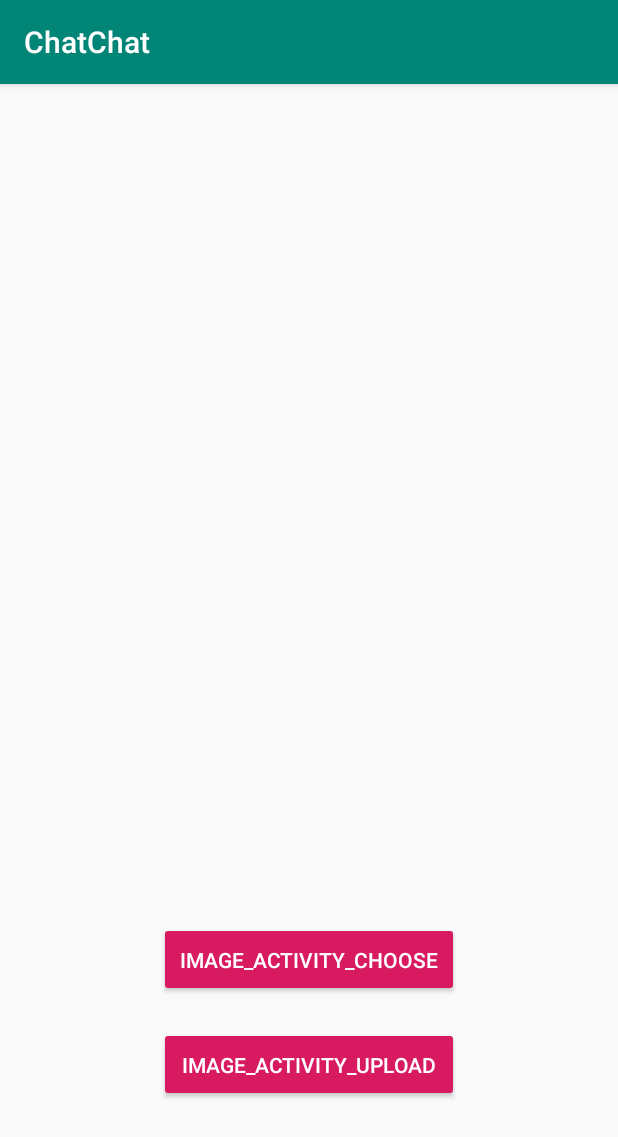
After one commit to gongzhenmu/ChatChat, an Android app: the ImageUpload screen opened directly, with no data from a screen before it, on a phone screen of 412 x 824 dp. The commit adds this screen. Shown: the top 1137 px of the screen. Run offline under Robolectric (Android 15) with nearby library versions, the phone set to English and light mode, and no system bars; our stand-ins replace Firebase (no records; nobody signed in at launch, a user with empty details on screens opened directly), Picasso.

Commit message:
Image upload functionality added

```diff
--- a/ChatChat/app/build.gradle
+++ b/ChatChat/app/build.gradle
@@ -24,6 +24,8 @@ dependencies {
     implementation 'com.google.firebase:firebase-database:19.1.0'
     implementation 'com.google.firebase:firebase-auth:19.0.0'
     implementation 'com.google.firebase:firebase-firestore:21.1.1'
+    implementation 'com.google.firebase:firebase-storage:19.0.1'
+    implementation 'androidx.constraintlayout:constraintlayout:1.1.3'
     testImplementation 'junit:junit:4.12'
     androidTestImplementation 'androidx.test:runner:1.1.1'
     androidTestImplementation 'androidx.test.espresso:espresso-core:3.1.1'
--- /dev/null
+++ b/ChatChat/app/src/main/java/com/example/chatchat/ImageUpload.java
@@ -0,0 +1,160 @@
+package com.example.chatchat;
+
+import androidx.annotation.NonNull;
+import androidx.annotation.Nullable;
+import androidx.appcompat.app.AppCompatActivity;
+
+
+import android.content.Intent;
+import android.net.Uri;
+import android.os.Bundle;
+import android.provider.MediaStore;
+import android.view.View;
+import android.widget.Button;
+import android.widget.ImageView;
+import android.widget.ProgressBar;
+import android.widget.Toast;
+
+import com.google.android.gms.tasks.OnFailureListener;
+import com.google.android.gms.tasks.OnSuccessListener;
+
+import com.google.android.gms.tasks.Task;
+import com.google.firebase.auth.FirebaseAuth;
+import com.google.firebase.firestore.FirebaseFirestore;
+import com.google.firebase.storage.FirebaseStorage;
+import com.google.firebase.storage.StorageReference;
+import com.google.firebase.storage.UploadTask;
+import com.squareup.picasso.Picasso;
+
+import java.util.HashMap;
+import java.util.Map;
+
+
+public class ImageUpload extends AppCompatActivity {
+    private Button btnChoose,btnUpload;
+    private ImageView imgProfile;
+    private Uri filePath;
+    private FirebaseAuth mAuth;
+    private FirebaseFirestore db;
+    private FirebaseStorage storage;
+    private StorageReference myRef;
+
+    private ProgressBar myBar;
+
+    private final int CHOOSE_IMAGE = 1;
+
+
+
+
+    @Override
+    protected void onCreate(Bundle savedInstanceState) {
+        super.onCreate(savedInstanceState);
+        setContentView(R.layout.activity_image_upload);
+
+        mAuth =FirebaseAuth.getInstance();
+        db = FirebaseFirestore.getInstance();
+        storage = FirebaseStorage.getInstance();
+        myRef = storage.getReference();
+        btnChoose = (Button)findViewById(R.id.ImageUpload_Choose);
+        btnUpload = (Button)findViewById(R.id.ImageUpload_Upload);
+        imgProfile = (ImageView) findViewById(R.id.ImageUpload_Image);
+        myBar = findViewById(R.id.ImageUpload_Progressbar);
+        myBar.setVisibility(View.INVISIBLE);
+
+
+
+        btnChoose.setOnClickListener(new View.OnClickListener() {
+            @Override
+            public void onClick(View v) {
+                chooseImage();
+            }
+        });
+        btnUpload.setOnClickListener(new View.OnClickListener() {
+            @Override
+            public void onClick(View v) {
+                uploadImage();
+            }
+        });
+
+
+    }
+
+
+
+
+
+
+    private void chooseImage(){
+        //choose images from gallery
+        Intent intent = new Intent(Intent.ACTION_PICK, MediaStore.Images.Media.INTERNAL_CONTENT_URI);
+        startActivityForResult(intent,CHOOSE_IMAGE);
+    }
+
+
+    @Override
+    protected void onActivityResult(int requestCode, int resultCode, @Nullable Intent data) {
+        super.onActivityResult(requestCode, resultCode, data);
+        if(requestCode == CHOOSE_IMAGE && resultCode == RESULT_OK){
+            if(data.getData()!=null){
+                filePath=data.getData();
+                try{
+                    Picasso.get().load(filePath).fit().centerCrop().into(imgProfile);
+                }catch(Exception e){
+                    e.printStackTrace();
+                }
+            }
+
+        }
+    }
+
+    private void uploadImage(){
+        if(filePath!=null){
+            myBar.setVisibility(View.VISIBLE);
+            final StorageReference ref = myRef.child(mAuth.getUid()+"/profilePic");
+            final UploadTask uploadTask = ref.putFile(filePath);
+            uploadTask.addOnSuccessListener(new OnSuccessListener<UploadTask.TaskSnapshot>() {
+                @Override
+                public void onSuccess(UploadTask.TaskSnapshot taskSnapshot) {
+                    myBar.setVisibility(View.VISIBLE);
+                    Task<Uri> downloadUriTask = ref.getDownloadUrl();
+                    while (!downloadUriTask.isSuccessful());
+                    Uri downloadUri = downloadUriTask.getResult();
+                    System.out.println(downloadUriTask.toString());
+                    if (downloadUri.toString() !=null) {
+                        String imgurl = downloadUri.toString().substring(downloadUri.toString().lastIndexOf('/') + 1);
+                        Map<String, Object> map = new HashMap<>();
+                        map.put("imgurl", imgurl);
+                        db.collection("Users").document(mAuth.getUid()).collection("images").document(imgurl).set(map);
+
+                    }
+                    myBar.setVisibility(View.INVISIBLE);
+                    Toast.makeText(ImageUpload.this, "Uploaded" , Toast.LENGTH_SHORT).show();
+
+                }
+            }).addOnFailureListener(new OnFailureListener() {
+                @Override
+                public void onFailure(@NonNull Exception e) {
+                    Toast.makeText(ImageUpload.this, "Failed to upload", Toast.LENGTH_SHORT).show();
+                }
+            });
+
+
+            }
+
+        else{
+            Toast.makeText(ImageUpload.this, "Please select an image", Toast.LENGTH_SHORT).show();
+
+        }
+
+
+
+    }
+
+
+
+    @Override
+    public void onBackPressed(){
+        onSupportNavigateUp();
+
+    }
+}
--- a/ChatChat/app/src/main/java/com/example/chatchat/MainActivity.java
+++ b/ChatChat/app/src/main/java/com/example/chatchat/MainActivity.java
@@ -28,6 +28,11 @@ public class MainActivity extends AppCompatActivity {
                 startActivity(SignUpActivity);
             }
         });
+
     }
 
+
+
+
+
 }
--- /dev/null
+++ b/ChatChat/app/src/main/res/layout/activity_image_upload.xml
@@ -0,0 +1,72 @@
+<?xml version="1.0" encoding="utf-8"?>
+<ScrollView xmlns:android="http://schemas.android.com/apk/res/android"
+    xmlns:app="http://schemas.android.com/apk/res-auto"
+    xmlns:tools="http://schemas.android.com/tools"
+    android:layout_width="match_parent"
+    android:layout_height="match_parent"
+    tools:context=".ImageUpload">
+
+    <LinearLayout
+        android:layout_width="match_parent"
+        android:layout_height="match_parent"
+        android:orientation="vertical"
+        tools:context=".ImageActivity"
+        tools:ignore="ExtraText">
+        <ProgressBar
+            android:id="@+id/ImageUpload_Progressbar"
+            style="?android:attr/progressBarStyleHorizontal"
+            android:layout_width="fill_parent"
+            android:layout_height="wrap_content"
+            android:layout_marginTop="-7dp"
+            android:indeterminate="true"
+            android:indeterminateTint="#1a09d6"
+            android:max="100" />
+        <ImageView
+            android:id="@+id/ImageUpload_Image"
+            android:layout_width="match_parent"
+            android:layout_height="500dp"
+            android:layout_gravity="center"
+            android:layout_marginStart="10dp"
+            android:layout_marginTop="20dp"
+            android:layout_marginEnd="10dp"
+            android:layout_marginBottom="20dp" />
+
+
+        <Button
+            android:id="@+id/ImageUpload_Choose"
+            style="@style/Widget.AppCompat.Button.Colored"
+            android:layout_width="200dp"
+            android:layout_height="50dp"
+
+            android:layout_gravity="center"
+            android:layout_marginTop="10dp"
+            android:layout_marginBottom="10dp"
+            android:text="image_activity_choose" />
+
+        <Button
+            android:id="@+id/ImageUpload_Upload"
+            style="@style/Widget.AppCompat.Button.Colored"
+            android:layout_width="200dp"
+            android:layout_height="50dp"
+            android:layout_gravity="center"
+            android:layout_marginTop="10dp"
+            android:layout_marginBottom="10dp"
+            android:text="image_activity_upload" />
+
+
+
+
+        <!--        <Button-->
+        <!--            android:id="@+id/ImageActivity_Camera"-->
+        <!--            style="@style/Widget.AppCompat.Button.Colored"-->
+        <!--            android:layout_width="200dp"-->
+        <!--            android:layout_height="50dp"-->
+        <!--            android:layout_marginTop="10dp"-->
+        <!--            android:layout_marginBottom="10dp"-->
+        <!--            android:layout_gravity="center"-->
+        <!--            android:text="camera" />-->
+
+
+    </LinearLayout>
+
+</ScrollView>
```
Also changed, not shown: ChatChat/app/src/main/AndroidManifest.xml (+7 -4 lines), ChatChat/app/src/main/java/com/example/chatchat/MainPageActivity.java (+27 -0 lines), ChatChat/app/src/main/res/layout/activity_mainpage.xml (added, +23 -0 lines).
